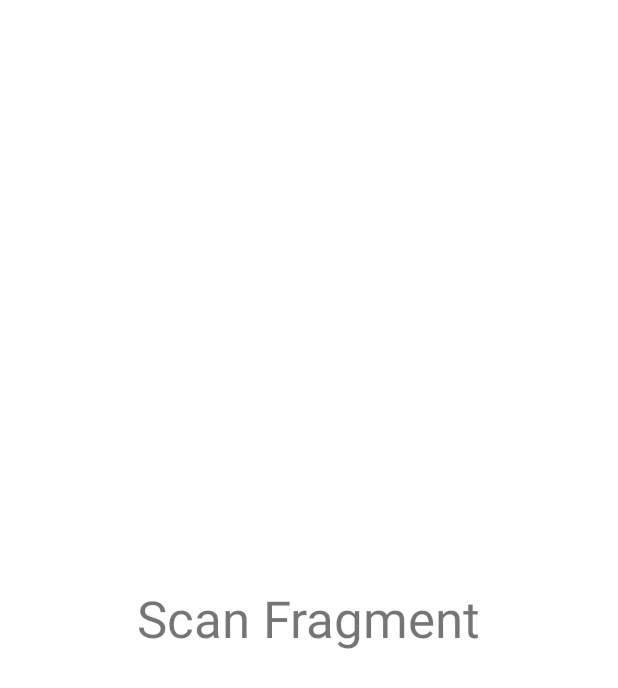
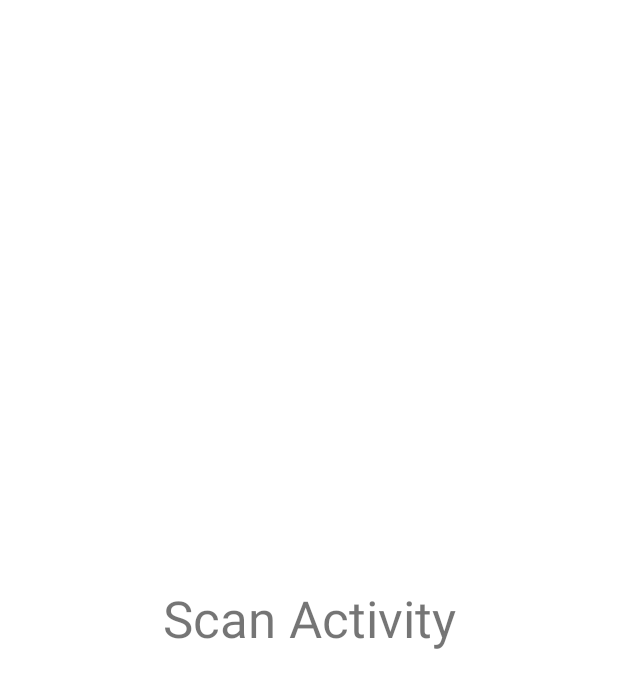
Before and after one commit to jayeshsingh45/fagito_minor_project_android_client, an Android app: the layout activity_scan.xml on its own in the app's theme, with its tools: preview values and no code run, on a phone screen of 412 x 824 dp. Shown: the top 688 px of the screen. Run offline under Robolectric (Android 15) with nearby library versions, the phone set to English and light mode, and no system bars; network calls fail.

Commit message:
change in design instead of scan fragment we are using scan activity due to floating action button. Created scan activity and deleted the scan fragment from navigation and file.

```diff
--- /dev/null
+++ b/app/src/main/java/com/nexlatech/fagito/ScanActivity.kt
@@ -0,0 +1,11 @@
+package com.nexlatech.fagito
+
+import androidx.appcompat.app.AppCompatActivity
+import android.os.Bundle
+
+class ScanActivity : AppCompatActivity() {
+    override fun onCreate(savedInstanceState: Bundle?) {
+        super.onCreate(savedInstanceState)
+        setContentView(R.layout.activity_scan)
+    }
+}
--- a/app/src/main/res/layout/fragment_scan.xml
+++ b/app/src/main/res/layout/activity_scan.xml
@@ -4,17 +4,18 @@
     xmlns:tools="http://schemas.android.com/tools"
     android:layout_width="match_parent"
     android:layout_height="match_parent"
-    tools:context=".ScanFragment">
+    tools:context=".ScanActivity">
 
     <TextView
-        android:id="@+id/textView4"
+        android:id="@+id/textView"
         android:layout_width="wrap_content"
         android:layout_height="wrap_content"
-        android:text="Scan Fragment"
+        android:text="Scan Activity"
         android:textSize="34sp"
         app:layout_constraintBottom_toBottomOf="parent"
         app:layout_constraintEnd_toEndOf="parent"
+        app:layout_constraintHorizontal_bias="0.5"
         app:layout_constraintStart_toStartOf="parent"
-        app:layout_constraintTop_toTopOf="parent" />
-
+        app:layout_constraintTop_toTopOf="parent"
+        app:layout_constraintVertical_bias="0.5" />
 </androidx.constraintlayout.widget.ConstraintLayout>
--- a/app/src/main/res/navigation/app_nav.xml
+++ b/app/src/main/res/navigation/app_nav.xml
@@ -11,11 +11,6 @@
         android:label="Fragment home"
         tools:layout="@layout/fragment_home" />
     <fragment
-        android:id="@+id/scanFragment"
-        android:name="com.nexlatech.fagito.ScanFragment"
-        android:label="Fragment scan"
-        tools:layout="@layout/fragment_scan" />
-    <fragment
         android:id="@+id/profileFragment"
         android:name="com.nexlatech.fagito.ProfileFragment"
         android:label="Fragment profile"
--- a/app/src/main/res/values-night/themes.xml
+++ b/app/src/main/res/values-night/themes.xml
@@ -6,7 +6,7 @@
         <item name="colorPrimaryVariant">@color/orange_dark</item>
         <item name="colorOnPrimary">@color/black</item>
         <!-- Secondary brand color. -->
-        <item name="colorSecondary">@color/teal_200</item>
+        <item name="colorSecondary">@color/orange_medium</item>
         <item name="colorSecondaryVariant">@color/teal_200</item>
         <item name="colorOnSecondary">@color/black</item>
         <!-- Status bar color. -->
```
Also changed, not shown: app/src/main/AndroidManifest.xml (+7 -0 lines), app/src/main/java/com/nexlatech/fagito/HomeActivity.kt (+9 -4 lines), app/src/main/java/com/nexlatech/fagito/ScanFragment.kt (deleted, +0 -59 lines).
